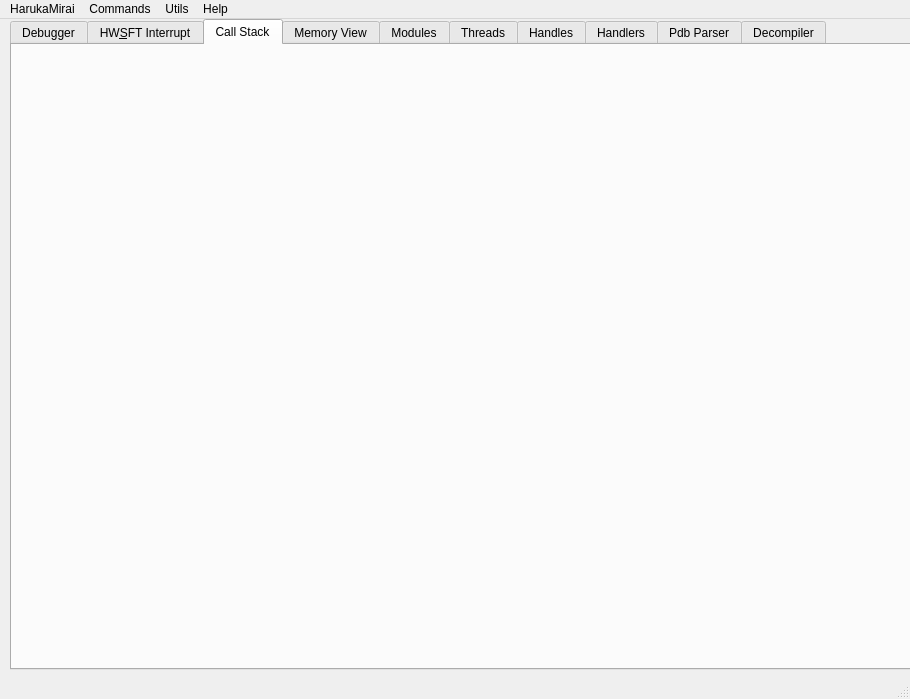
keowu/koidbg, file HarukaMiraiArmDebugger/maindebuggerwindow.ui: the form before one commit.
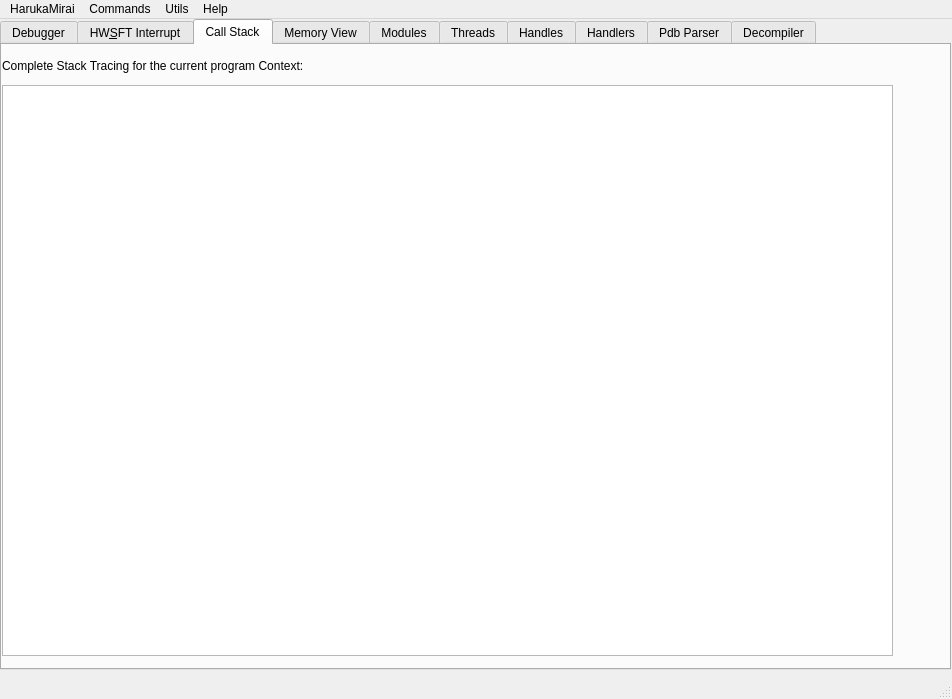
The form after the commit. The open tabs and pages were chosen to show the change.

Patch:
```diff
--- a/HarukaMiraiArmDebugger/maindebuggerwindow.ui
+++ b/HarukaMiraiArmDebugger/maindebuggerwindow.ui
@@ -6,7 +6,7 @@
    <rect>
     <x>0</x>
     <y>0</y>
-    <width>910</width>
+    <width>952</width>
     <height>699</height>
    </rect>
   </property>
@@ -17,9 +17,9 @@
    <widget class="QTabWidget" name="tabWidget">
     <property name="geometry">
      <rect>
-      <x>10</x>
+      <x>0</x>
       <y>0</y>
-      <width>911</width>
+      <width>951</width>
       <height>651</height>
      </rect>
     </property>
@@ -114,6 +114,29 @@
      <attribute name="title">
       <string>Call Stack</string>
      </attribute>
+     <widget class="QLabel" name="label_6">
+      <property name="geometry">
+       <rect>
+        <x>0</x>
+        <y>10</y>
+        <width>511</width>
+        <height>21</height>
+       </rect>
+      </property>
+      <property name="text">
+       <string>Complete Stack Tracing for the current program Context:</string>
+      </property>
+     </widget>
+     <widget class="QListView" name="lstCallStack">
+      <property name="geometry">
+       <rect>
+        <x>0</x>
+        <y>40</y>
+        <width>891</width>
+        <height>571</height>
+       </rect>
+      </property>
+     </widget>
     </widget>
     <widget class="QWidget" name="tab_2">
      <attribute name="title">
@@ -226,7 +249,7 @@
     <rect>
      <x>0</x>
      <y>0</y>
-     <width>910</width>
+     <width>952</width>
      <height>26</height>
     </rect>
    </property>
```
Left out of the diff: 35 changed lines with no effect on the pictures.
